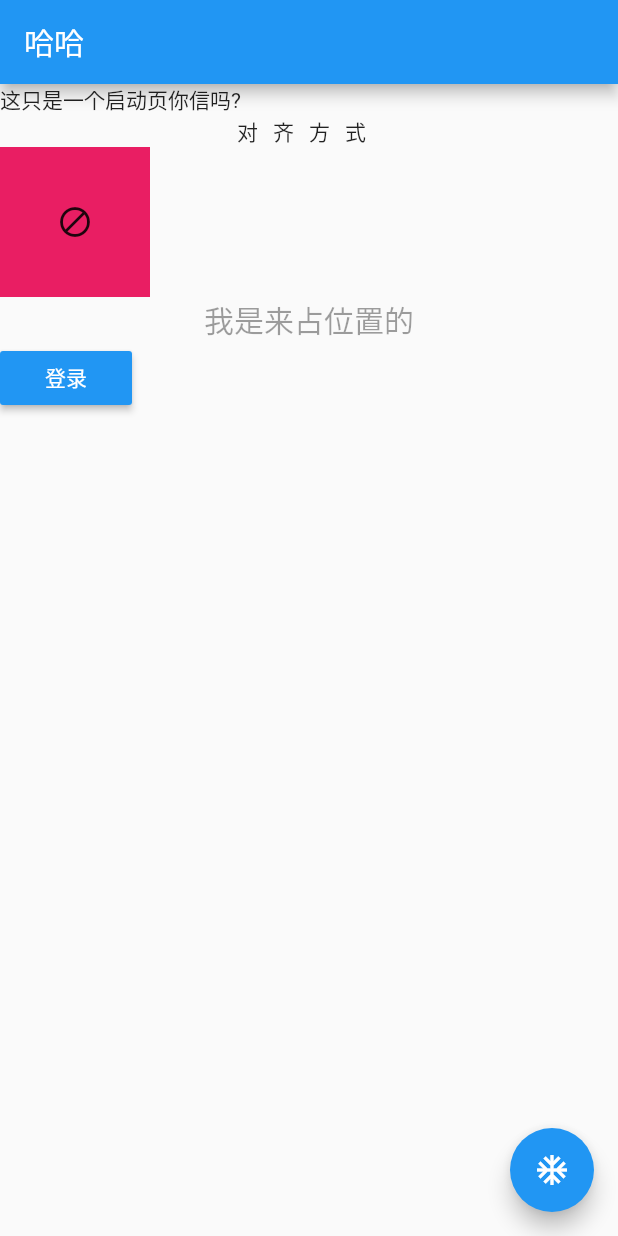
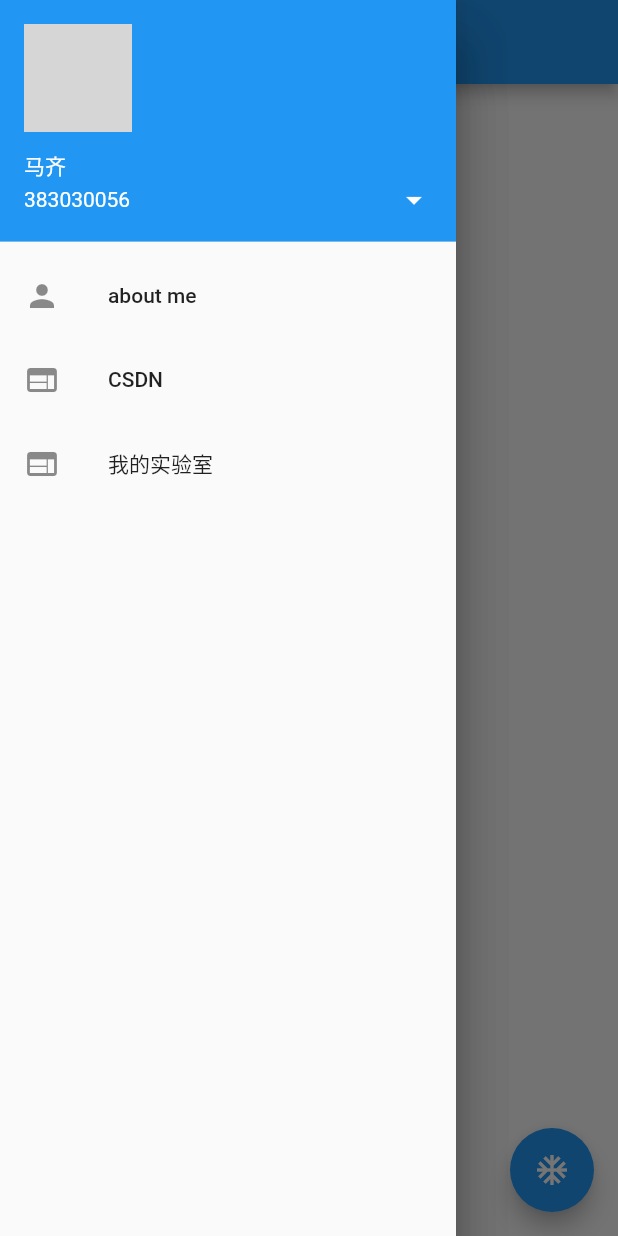
Before and after one commit to goodluckforme/flutter_try, a Flutter app: the MainPage screen opened directly, with the side drawer open (before the commit the screen has no drawer), on a phone screen of 412 x 824 dp. Run offline on Flutter 3.47's test engine with Material 2 defaults, Android fonts, the phone set to English and light mode, and no system bars; missing offline and left inert: flutter_webview_plugin; network calls fail; grey boxes are pictures that could not be loaded.

Commit message:
下班提交

```diff
--- a/lib/app/MainPage.dart
+++ b/lib/app/MainPage.dart
@@ -1,5 +1,7 @@
 import 'package:flutter/material.dart';
 import 'package:flutter_demo/app/FirstPage.dart';
+import 'package:flutter_demo/app/home/DetaillPage.dart';
+import 'package:flutter_demo/app/widget/MuchDrawer.dart';
 
 class MainPage extends StatefulWidget {
   final String title;
@@ -19,6 +21,9 @@ class MainPagePageState extends State<MainPage> {
     return new Scaffold(
       appBar: new AppBar(
         title: new Text(widget.title),
+      ),
+      drawer: new Drawer(
+        child: new MuchDrawer(),
       ),
       body: new Wrap(
           direction: Axis.horizontal,
@@ -69,8 +74,8 @@ class MainPagePageState extends State<MainPage> {
             new Builder(builder: (BuildContext context) {
               return new RaisedButton(
                   onPressed: () {
-                    var userName = "密码";
-                    var passWord = "密码";
+                    var userName = "1234";
+                    var passWord = "123";
                     if (userName == passWord) {
                       Navigator.of(context).push(new PageRouteBuilder(
                           pageBuilder: (BuildContext context,
@@ -121,12 +126,18 @@ class MainPagePageState extends State<MainPage> {
 
   void doubeClick() {
     print("我被双击了!");
-//    Navigator.of(context).pop();
+    //Navigator.of(context).pop();
     Navigator.of(context).pushNamed("/NicePage");
   }
 
   void onTextClear() {
-    Navigator.of(context).pushNamed("/DetaillPage");
+    //Navigator.of(context).pushNamed("/DetaillPage");
+    Navigator.of(context).push(
+        new PageRouteBuilder(
+            pageBuilder: (_, __, ___) {
+              return new DetaillPage("马齐", "https://github.com/goodluckforme");
+            }
+        ));
   }
 
   void showToast() {
--- /dev/null
+++ b/lib/app/widget/MuchDrawer.dart
@@ -0,0 +1,44 @@
+import 'package:flutter/material.dart';
+
+
+class MuchDrawer extends StatelessWidget {
+  @override
+  Widget build(BuildContext context) {
+    var drawerList = <Widget>[
+      new UserAccountsDrawerHeader(
+        accountName: new Text("马齐"),
+        accountEmail: new Text("383030056"),
+        currentAccountPicture: new CircleAvatar(backgroundColor: Colors.blue,
+            backgroundImage: new NetworkImage(
+                "https://avatar.csdn.net/4/B/5/3_qq_20330595.jpg")),
+        onDetailsPressed: () {
+          Navigator.pop(context);
+        },
+      ),
+      new ListTile(leading: new Icon(Icons.person),
+        title: new Text("about me"),
+        onTap: () {
+          Navigator.pop(context);
+          Navigator.of(context).pushNamed("/About_Me");
+        },
+      ),
+      new ListTile(
+        leading: new Icon(Icons.web),
+        title: new Text("CSDN"),
+        onTap: () {
+          Navigator.pop(context);
+          Navigator.of(context).pushNamed("/CSDN");
+        },
+      ),
+      new ListTile(
+        leading: new Icon(Icons.web),
+        title: new Text("我的实验室"),
+        onTap: () {
+          Navigator.pop(context);
+          Navigator.of(context).pushNamed("/My_Laboratory");
+        },
+      )
+    ];
+    return new Drawer(child: new ListView(children: drawerList,));
+  }
+}
--- a/lib/main.dart
+++ b/lib/main.dart
@@ -1,7 +1,7 @@
 import 'package:flutter/material.dart';
-import 'package:flutter_demo/app/MainPage.dart';
+import 'package:flutter_demo/app/LaunchPage.dart';
+import 'package:flutter_demo/app/home/DetaillPage.dart';
 import 'package:flutter_demo/app/home/NicePage.dart';
-import 'package:flutter_demo/app/home/DetaillPage.dart';
 
 void main() {
   runApp(
@@ -9,12 +9,17 @@ void main() {
         title: '这是个啥?',
         routes: <String, WidgetBuilder>{
           '/NicePage': (BuildContext context) => new NicePage(),
-          '/DetaillPage': (BuildContext context) => new DetaillPage(),
+          '/About_Me': (BuildContext context) =>
+          new DetaillPage("马齐", "https://github.com/goodluckforme"),
+          '/CSDN': (BuildContext context) =>
+          new DetaillPage("CSDN", "https://blog.csdn.net/qq_20330595"),
+          '/My_Laboratory': (BuildContext context) =>
+          new DetaillPage("马儿小黑屋", "http://xiaomakj.cn/muchwp/"),
         },
         theme: new ThemeData(
           primarySwatch: Colors.blue,
         ),
-        home: new MainPage("哈哈"),
+        home: new LaunchPage(),
       )
   );
 }
```
Also changed, not shown: lib/app/LaunchPage.dart (added, +55 -0 lines), lib/app/home/DetaillPage.dart (+11 -11 lines).
